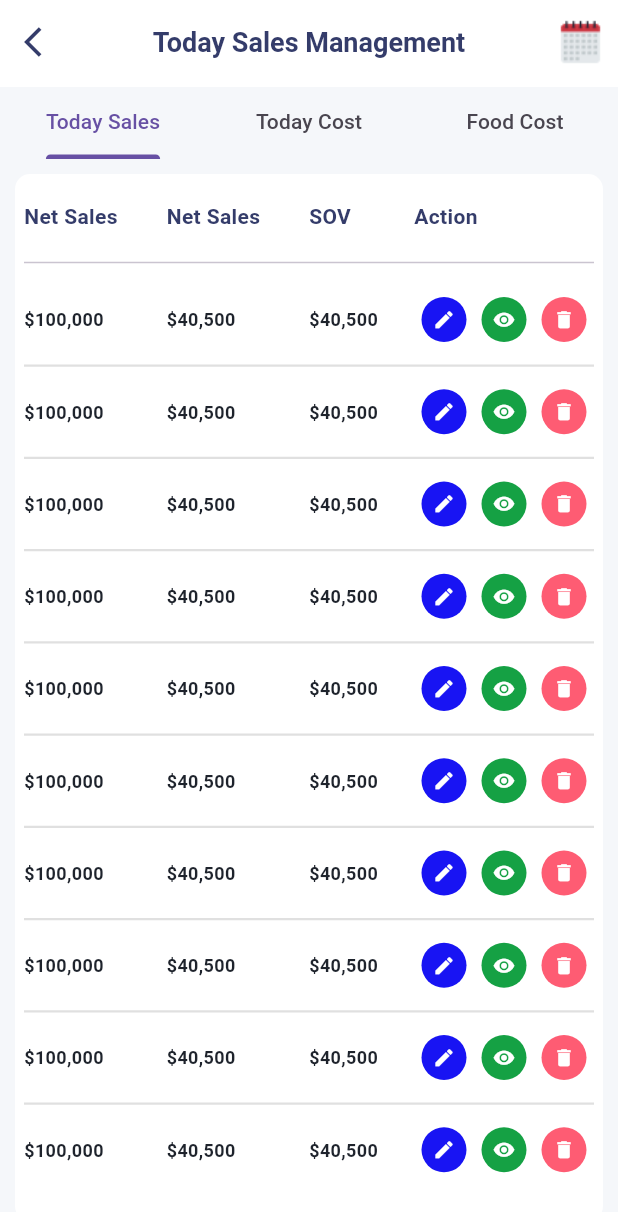
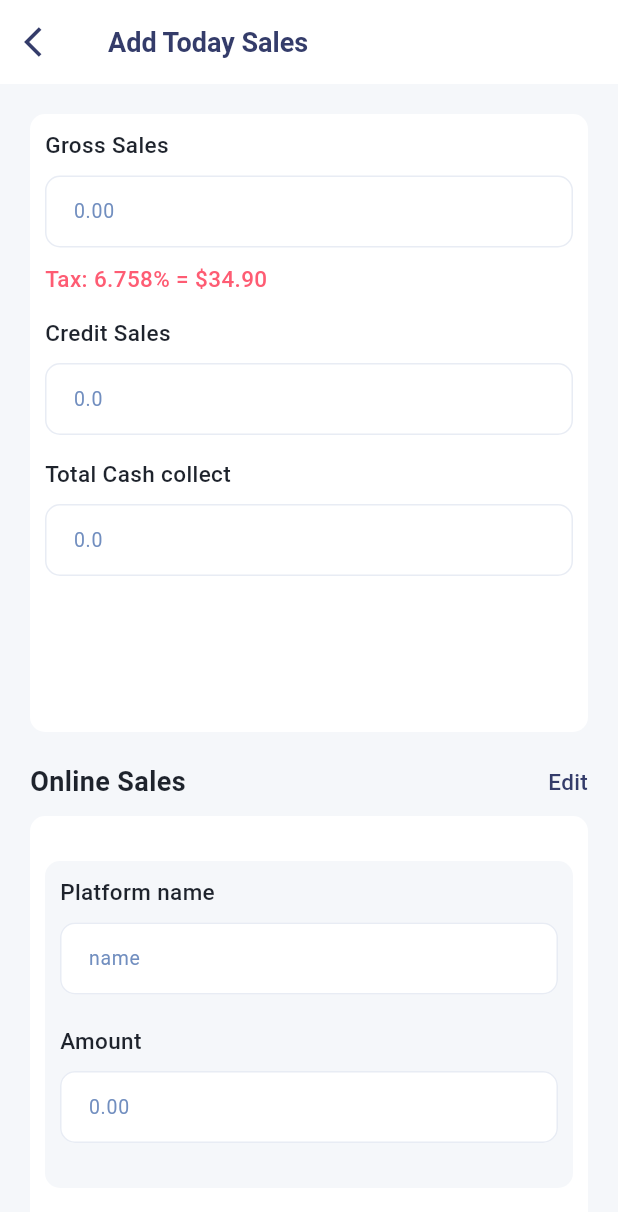
Before and after one commit to nayon-coders/new-abs, a Flutter app: the TodaySalesManagement screen opened directly, after a tap on the "edit" icon, on a phone screen of 412 x 824 dp. Shown: the top 1212 px of the screen. Run offline on Flutter 3.47's test engine with Material 3 defaults, Android fonts, the phone set to English and light mode, and no system bars; our stand-ins replace dropdown_button2, flutter_expandable_fab, get, lottie, pinput, shared_preferences; accounts and stored records are empty.

Commit message:
employee management

```diff
--- a/lib/utility/app_color.dart
+++ b/lib/utility/app_color.dart
@@ -11,5 +11,6 @@ class AppColors{
   static const Color borderColor= Color(0xFFE8ECF4);
   static const Color textGrey= Color(0xFF8391A1);
   static const Color textBlue= Color(0xFF718EBF);
+  static const Color green= Color(0xFF15A144);
 
 }
--- a/lib/utility/assetes.dart
+++ b/lib/utility/assetes.dart
@@ -13,4 +13,5 @@ class Assets{
   static const String todaysale = "assets/images/todaysale.png";
   static const String income = "assets/images/income.png";
   static const String calander = "assets/images/calander.png";
+  static const String profilePic = "assets/images/profilepic.png";
 }
--- /dev/null
+++ b/lib/view/today_sales_management/screen/add_today_sales.dart
@@ -0,0 +1,244 @@
+import 'package:abs_office_management/utility/app_color.dart';
+import 'package:abs_office_management/widgets/app_button.dart';
+import 'package:abs_office_management/widgets/app_input.dart';
+import 'package:flutter/material.dart';
+import 'package:get/get.dart';
+
+class AddTodaySales extends StatelessWidget {
+   AddTodaySales({super.key});
+  final _grossSales = TextEditingController();
+  final _creditSales = TextEditingController();
+  final _totalCashCollect = TextEditingController();
+  final _platformName = TextEditingController();
+  final _amount = TextEditingController();
+  final _dateTime = TextEditingController();
+
+
+  @override
+  Widget build(BuildContext context) {
+    return SafeArea(child: Scaffold(
+      backgroundColor: AppColors.bgColor,
+      appBar: AppBar(
+        title:const Text("Add Today Sales",
+          style: TextStyle(fontSize: 18,fontWeight: FontWeight.w600,color: AppColors.textindico),
+        ),
+        leading: IconButton(onPressed: ()=>Get.back(), icon:const Icon(Icons.arrow_back_ios,color: AppColors.textindico,)),
+        backgroundColor: AppColors.textWhite,
+        surfaceTintColor: Colors.transparent,
+        elevation: 0,
+      ),
+      body: SingleChildScrollView(
+        padding:const EdgeInsets.all(20),
+        child: Column(
+          mainAxisAlignment: MainAxisAlignment.start,
+          crossAxisAlignment: CrossAxisAlignment.start,
+          children: [
+
+            //Gross Sales ,Credit Sales ,Total Cash collect
+            Container(
+              height: MediaQuery.sizeOf(context).height*0.50,
+              width: double.infinity,
+              padding:const EdgeInsets.all(10),
+              decoration: BoxDecoration(
+                borderRadius: BorderRadius.circular(10),
+                color: AppColors.textWhite,
+              ),
+              child: Column(
+                mainAxisAlignment: MainAxisAlignment.start,
+                crossAxisAlignment: CrossAxisAlignment.start,
+                children: [
+
+
+                  //Gross Sales
+                  const Text("Gross Sales",
+                    style: TextStyle(fontWeight: FontWeight.w500,fontSize: 15,color: AppColors.textBlack),
+                  ),
+                 const  SizedBox(height: 10,),
+                  AppInput(
+                    hintColor: AppColors.textBlue,
+                    hint: "0.00",
+                    controller: _grossSales,
+                    fillColor: AppColors.textWhite,
+                    textType: TextInputType.number,
+                  ),
+
+
+                  const SizedBox(height: 10,),
+
+                  //Tax
+                const  Text("Tax: 6.758% = \$34.90",style: TextStyle(fontSize: 15,fontWeight: FontWeight.w500,color: Color(0xFFFE5C73)),),
+
+                 const SizedBox(height: 15,),
+
+
+
+
+                  //Credit Sales
+                const  Text("Credit Sales",
+                  style: TextStyle(fontWeight: FontWeight.w500,fontSize: 15,color: AppColors.textBlack),
+                ),
+                  const SizedBox(height: 10,),
+                  AppInput(
+                      hintColor: AppColors.textBlue,
+                      hint: "0.0",
+                      textType: TextInputType.number,
+                      fillColor: AppColors.textWhite,
+                      controller: _creditSales),
+
+
+                  const SizedBox(height: 15,),
+
+
+
+                  //Total Cash collect
+                 const Text("Total Cash collect",
+                   style: TextStyle(fontWeight: FontWeight.w500,fontSize: 15,color: AppColors.textBlack),
+                 ),
+                 const SizedBox(height: 10,),
+                  AppInput(
+                      hint: "0.0",
+                      hintColor: AppColors.textBlue,
+                      fillColor: AppColors.textWhite,
+                      textType: TextInputType.number,
+                      controller: _totalCashCollect),
+
+
+
+
+                ],
+              ),
+            ),
+
+            //----Online Platform----
+            const SizedBox(height: 20,),
+            Row(
+              mainAxisAlignment: MainAxisAlignment.spaceBetween,
+              crossAxisAlignment: CrossAxisAlignment.center,
+              children: [
+                const Text("Online Sales",style: TextStyle(fontWeight: FontWeight.w600,fontSize: 18,color: AppColors.textBlack),),
+                InkWell(
+                  onTap: (){},
+                    child:const Text("Edit",style: TextStyle(fontWeight: FontWeight.w500,fontSize: 15,color: AppColors.textindico),)),
+              ],
+            ),
+
+            const SizedBox(height: 10,),
+            Container(
+              padding:const EdgeInsets.all(10),
+              width: double.infinity,
+              decoration: BoxDecoration(
+                borderRadius: BorderRadius.circular(10),
+                color: AppColors.textWhite,
+              ),
+              child: Column(
+                children: [
+                 const  SizedBox(height: 20,),
+                  Container(
+                    padding:const EdgeInsets.all(10),
+                    decoration: BoxDecoration(
+                      borderRadius: BorderRadius.circular(10),
+                      color: AppColors.bgColor,
+                    ),
+                    child: Column(
+                      mainAxisAlignment: MainAxisAlignment.start,
+                      crossAxisAlignment: CrossAxisAlignment.start,
+                      children: [
+                       const  Text("Platform name",style: TextStyle(fontSize: 15,fontWeight: FontWeight.w500,color: AppColors.textBlack),),
+                       const  SizedBox(height: 10,),
+                        AppInput(
+                          hint: "name",
+                          hintColor: AppColors.textBlue,
+                            textType:TextInputType.name,
+                            fillColor: AppColors.textWhite,
+                            controller: _platformName,
+                        ),
+                        const SizedBox(height: 20,),
+
+                        const Text("Amount",style: TextStyle(fontSize: 15,fontWeight: FontWeight.w500,color: AppColors.textBlack),),
+                        const SizedBox(height: 10,),
+                        AppInput(hint: "0.00",
+                          hintColor: AppColors.textBlue,
+                          textType:TextInputType.number,
+                          fillColor: AppColors.textWhite,
+                          controller: _amount,
+                        ),
+                        const SizedBox(height: 20,),
+
+
+                      ],
+                    ),
+                  ),
+
+
+                  const SizedBox(height: 30,),
+                  Container(
+                    padding:const EdgeInsets.all(10),
+
+                    decoration: BoxDecoration(
+                      borderRadius: BorderRadius.circular(10),
+                      color: AppColors.bgColor,
+                    ),
+                    child: Column(
+                      mainAxisAlignment: MainAxisAlignment.start,
+                      crossAxisAlignment: CrossAxisAlignment.start,
+                      children: [
+                        const  Text("Platform name",style: TextStyle(fontSize: 15,fontWeight: FontWeight.w500,color: AppColors.textBlack),),
+                        const  SizedBox(height: 10,),
+                        AppInput(hint: "name",
+                          hintColor: AppColors.textBlue,
+                          textType:TextInputType.name,
+                          fillColor: AppColors.textWhite,
+                          controller: _platformName,
+                        ),
+                        const SizedBox(height: 20,),
+
+                        const Text("Amount",style: TextStyle(fontSize: 15,fontWeight: FontWeight.w500,color: AppColors.textBlack),),
+                        const SizedBox(height: 10,),
+                        AppInput(hint: "0.00",
+                          hintColor: AppColors.textBlue,
+                          textType:TextInputType.number,
+                          fillColor: AppColors.textWhite,
+                          controller: _amount,
+                        ),
+                       const SizedBox(height: 10,),
+
+
+                      ],
+                    ),
+                  ),
+                  const  SizedBox(height: 20,),
+                ],
+              ),
+            ),
+
+            const SizedBox(height: 20,),
+
+            //-------Date Time ----
+            const Text("Date of Birth",style: TextStyle(fontWeight: FontWeight.w500,fontSize: 15,color: AppColors.textBlack),),
+            const SizedBox(height: 10,),
+            AppInput(
+              readOnly: true,
+              onClick: (){},
+              hint: "DateTime",
+              hintColor: AppColors.textBlue,
+              fillColor: AppColors.textWhite,
+              controller: _dateTime,
+            ),
+
+            const SizedBox(height: 30,),
+            Center(
+              child: AppButton(
+                width: 300,
+                  name: "Save",
+                  onClick: (){},
+              ),
+            ),
+            const SizedBox(height: 20,),
+
+
+          ],
+        ),
+      ),
+    ));
+  }
+}
--- a/lib/view/today_sales_management/today_sales_management.dart
+++ b/lib/view/today_sales_management/today_sales_management.dart
@@ -1,10 +1,15 @@
+import 'package:abs_office_management/routes/route_name.dart';
 import 'package:abs_office_management/utility/app_color.dart';
 import 'package:abs_office_management/utility/assetes.dart';
-import 'package:abs_office_management/view/auth/widget/back_button.dart';
+import 'package:abs_office_management/view/today_sales_management/screen/add_cost.dart';
+import 'package:abs_office_management/view/today_sales_management/screen/add_food_cost.dart';
+import 'package:abs_office_management/view/today_sales_management/screen/add_today_sales.dart';
 import 'package:abs_office_management/view/today_sales_management/widget/edit_button.dart';
 import 'package:abs_office_management/view/today_sales_management/widget/table/app_table.dart';
 import 'package:abs_office_management/view/today_sales_management/widget/table/table_header.dart';
 import 'package:flutter/material.dart';
+import 'package:flutter_expandable_fab/flutter_expandable_fab.dart';
+import 'package:get/get.dart';
 
 class TodaySalesManagement extends StatelessWidget {
   const TodaySalesManagement({super.key});
@@ -18,7 +23,9 @@ class TodaySalesManagement extends StatelessWidget {
             backgroundColor: AppColors.bgColor,
             appBar: AppBar(
               backgroundColor: AppColors.textWhite,
-              leading: IconButton(onPressed: (){}, icon: const Icon(Icons.arrow_back_ios,color: AppColors.textindico,)),
+              leading: IconButton(
+                  onPressed: ()=>Get.toNamed(RouteName.dashBoard),
+                  icon: const Icon(Icons.arrow_back_ios,color: AppColors.textindico,)),
               title:const Text("Today Sales Management",
                 style: TextStyle(fontSize: 18,fontWeight: FontWeight.w600,color: AppColors.textindico),
               ),
@@ -81,7 +88,7 @@ class TodaySalesManagement extends StatelessWidget {
                                         children: [
                                           EditButton(
                                               bgColor: Color(0xFF1814F3),
-                                              onClick: (){}
+                                              onClick: ()=>Get.to(()=>AddTodaySales()),
                                           ),
                                           EditButton(
                                             icon: Icons.remove_red_eye,
@@ -146,7 +153,7 @@ class TodaySalesManagement extends StatelessWidget {
                                         children: [
                                           EditButton(
                                               bgColor: Color(0xFF1814F3),
-                                              onClick: (){}
+                                              onClick: ()=>Get.to(()=>AddCost())
                                           ),
                                           EditButton(
                                             icon: Icons.remove_red_eye,
@@ -214,7 +221,7 @@ class TodaySalesManagement extends StatelessWidget {
                                         children: [
                                           EditButton(
                                               bgColor: Color(0xFF1814F3),
-                                              onClick: (){}
+                                              onClick: ()=>Get.to(()=>AddFoodCost()),
                                           ),
                                           EditButton(
                                             icon: Icons.delete,
@@ -237,6 +244,34 @@ class TodaySalesManagement extends StatelessWidget {
             ]),
 
 
+            floatingActionButtonLocation: FloatingActionButtonLocation.centerTop,
+            floatingActionButton: ExpandableFab(
+              initialOpen: true,
+              distance: 80.0, // FAB-er icon-gulor space adjust korte hobe
+              children: [
+                FloatingActionButton.small(
+                  onPressed: () {
+                    print('Action 1');
+                  },
+                  tooltip: 'Action 1',
+                  child: Icon(Icons.add,color: Colors.amber,),
+                ),
+                FloatingActionButton.small(
+                  onPressed: () {
+                    print('Action 2');
+                  },
+                  tooltip: 'Action 2',
+                  child: Icon(Icons.edit),
+                ),
+                FloatingActionButton.small(
+                  onPressed: () {
+                    print('Action 3');
+                  },
+                  tooltip: 'Action 3',
+                  child: Icon(Icons.delete),
+                ),
+              ],
+            ),
 
 
               ),
--- a/lib/widgets/app_button.dart
+++ b/lib/widgets/app_button.dart
@@ -8,6 +8,7 @@ class AppButton extends StatelessWidget {
     required this.name,
     required this.onClick,
     this.bgColor=AppColors.mainColor,
+    this.textColor=AppColors.textWhite,
     this.height=45,
     this.width=300,
     this.isLoading = false
@@ -15,6 +16,7 @@ class AppButton extends StatelessWidget {
   final String name;
   final VoidCallback onClick;
   final Color? bgColor;
+  final Color? textColor;
   final double? height;
   final double? width;
   final bool isLoading;
@@ -31,7 +33,7 @@ class AppButton extends StatelessWidget {
           color:bgColor,
         ),
         child: Center(
-          child: isLoading ? CircularProgressIndicator.adaptive() : Text(name,style: const TextStyle(fontSize: 16,fontWeight: FontWeight.w600,color:AppColors.textWhite ),),
+          child: isLoading ? CircularProgressIndicator.adaptive() : Text(name,style:  TextStyle(fontSize: 15,fontWeight: FontWeight.w500,color:textColor ),),
         ),
       ),
     );
--- a/lib/widgets/app_input.dart
+++ b/lib/widgets/app_input.dart
@@ -18,7 +18,8 @@ class AppInput extends StatelessWidget {
     this.maxLine = 1,
     this.fillColor=AppColors.fillColor,
     this.isValidatorNeed = true,
-    this.circuler =10
+    this.circuler =10,
+    this.hintColor = Colors.grey,
 
   });
   final String hint;
@@ -35,6 +36,7 @@ class AppInput extends StatelessWidget {
   final Color? fillColor;
   final bool isValidatorNeed;
   final double circuler;
+  final Color hintColor;
 
 
   @override
@@ -44,7 +46,7 @@ class AppInput extends StatelessWidget {
       onChanged: onChanged,
       maxLines: maxLine,
       keyboardType:textType,
-      style:const TextStyle(fontWeight: FontWeight.w600,fontSize: 14,color:Colors.grey),
+      style: TextStyle(fontWeight: FontWeight.w600,fontSize: 14,color:hintColor),
       readOnly:readOnly ,
       obscureText:obscureText ,
       controller:controller ,
@@ -62,7 +64,7 @@ class AppInput extends StatelessWidget {
         filled: true,
         fillColor: fillColor,
         hintText: hint,
-        hintStyle:const TextStyle(fontWeight: FontWeight.w400,fontSize: 13,color: Colors.black),
+        hintStyle: TextStyle(fontWeight: FontWeight.w400,fontSize: 13,color: hintColor),
 
         suffixIcon: suffixIcon,
         prefixIcon: prefixIcon,
--- a/pubspec.yaml
+++ b/pubspec.yaml
@@ -41,6 +41,7 @@ dependencies:
   http: ^1.2.2
   shared_preferences: ^2.3.2
   flutter_expandable_fab: ^2.3.0
+  dropdown_button2: ^2.3.9
 
 dev_dependencies:
   flutter_test:
```
Also changed, not shown: lib/view/employee_management/employee_management.dart (+54 -5 lines), lib/view/today_sales_management/screen/add_cost.dart (added, +97 -0 lines), lib/view/today_sales_management/screen/add_food_cost.dart (added, +150 -0 lines), lib/widgets/custom_dropdown.dart (added, +74 -0 lines), assets/images/profilepic.png (added), pubspec.lock.
